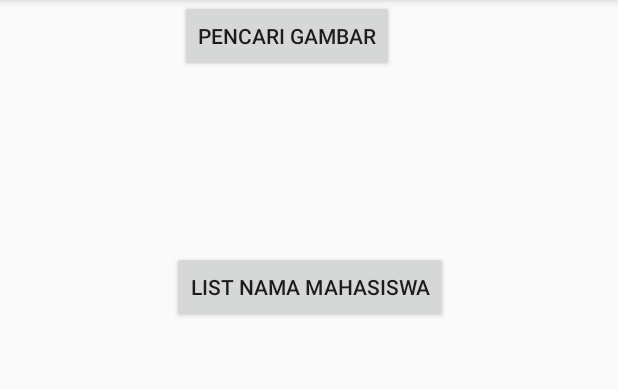
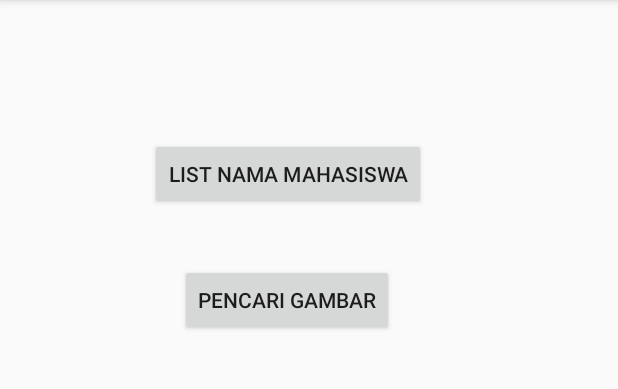
Before and after one commit to widicahyani/WIDI_1202152333_MODUL4, an Android app: the screen it shows after launch (MainActivity), on a phone screen of 412 x 824 dp, the part 84-473 px from its top. Run offline under Robolectric (Android 15) with nearby library versions, the phone set to English and light mode, and no system bars.

Commit message:
kali kedua pada yang sama

```diff
--- a/app/src/main/res/layout/activity_main.xml
+++ b/app/src/main/res/layout/activity_main.xml
@@ -12,10 +12,11 @@
         android:layout_height="wrap_content"
         android:layout_marginEnd="99dp"
         android:layout_marginStart="100dp"
-        android:layout_marginTop="167dp"
+        android:layout_marginTop="92dp"
         android:onClick="list"
         android:text="List Nama Mahasiswa"
         app:layout_constraintEnd_toEndOf="parent"
+        app:layout_constraintHorizontal_bias="0.0"
         app:layout_constraintStart_toStartOf="parent"
         app:layout_constraintTop_toTopOf="parent" />
 
@@ -28,6 +29,6 @@
         android:onClick="cari"
         android:text="Pencari Gambar"
         app:layout_constraintStart_toStartOf="parent"
-        app:layout_constraintTop_toBottomOf="@+id/button" />
+        app:layout_constraintTop_toBottomOf="@+id/listmhw" />
 
 </android.support.constraint.ConstraintLayout>
```
